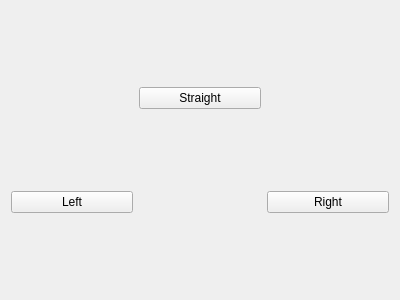
The window that GUI Test/manual_move_screen.ui (newmanjoel/GeneticSnake) describes before a commit, drawn with Qt 5.
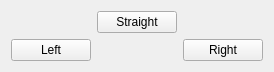
The same window after the commit.

The edit to the form file:
```diff
--- a/GUI Test/manual_move_screen.ui
+++ b/GUI Test/manual_move_screen.ui
@@ -6,8 +6,8 @@
    <rect>
     <x>0</x>
     <y>0</y>
-    <width>400</width>
-    <height>300</height>
+    <width>255</width>
+    <height>70</height>
    </rect>
   </property>
   <property name="windowTitle">
```
